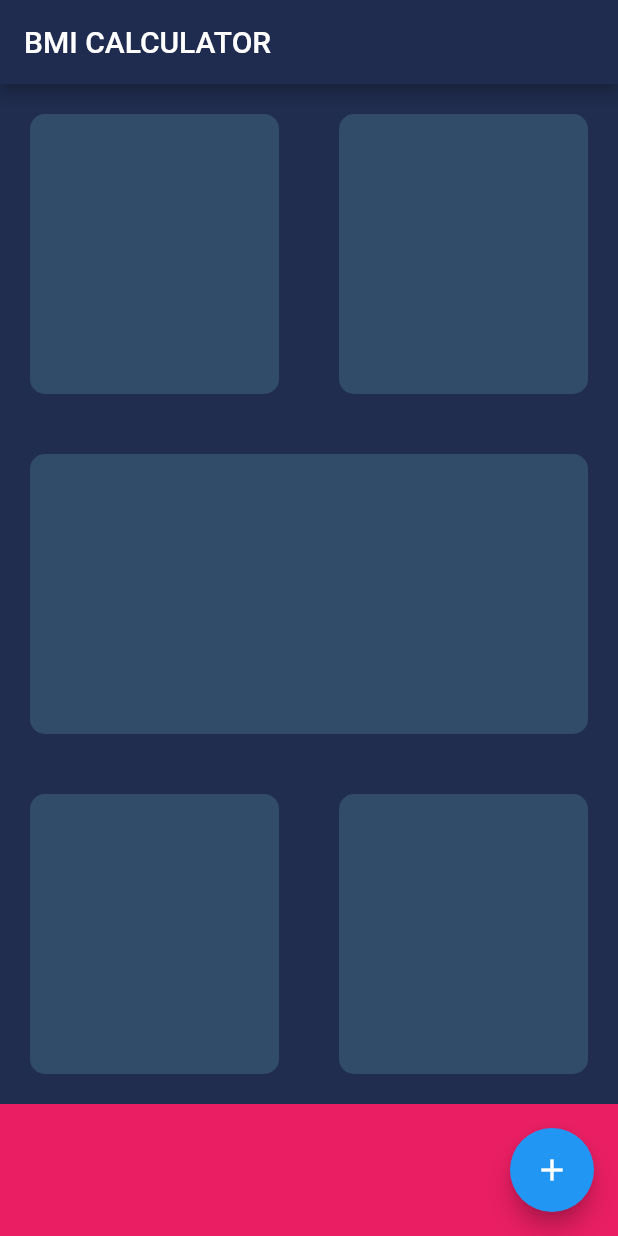
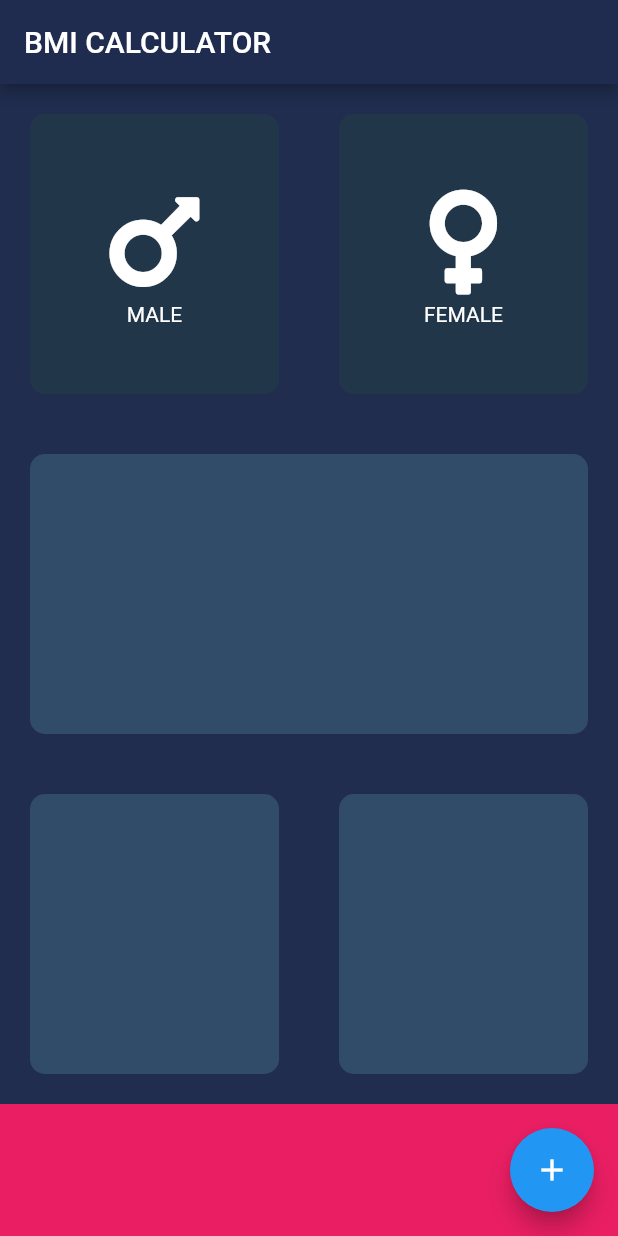
Before and after one commit to tinpay/flutter_study, a Flutter app: the screen it shows after launch, on a phone screen of 412 x 824 dp. Run offline on Flutter 3.47's test engine with Material 2 defaults, Android fonts, the phone set to English and light mode, and no system bars; our stand-ins replace font_awesome_flutter.

Commit message:
impl gender button

```diff
--- a/bmi-calculator-flutter/lib/input_page.dart
+++ b/bmi-calculator-flutter/lib/input_page.dart
@@ -1,11 +1,23 @@
 import 'package:flutter/material.dart';
+import 'package:font_awesome_flutter/font_awesome_flutter.dart';
 
 class InputPage extends StatefulWidget {
   @override
   _InputPageState createState() => _InputPageState();
 }
 
+const Color activeColor = Color(0xff314c68);
+const Color inactiveColor = Color(0xff223649);
+
+enum Gender {
+  None,
+  Male,
+  Female,
+}
+
 class _InputPageState extends State<InputPage> {
+  Gender gender = Gender.None;
+
   @override
   Widget build(BuildContext context) {
     return Scaffold(
@@ -18,25 +30,55 @@ class _InputPageState extends State<InputPage> {
             child: Row(
               children: <Widget>[
                 Expanded(
-                  child: ReusableCard(),
+                  child: GestureDetector(
+                    onTap: () {
+                      setState(() {
+                        gender = Gender.Male;
+                      });
+                    },
+                    child: ReusableCard(
+                      color:
+                          gender == Gender.Male ? activeColor : inactiveColor,
+                      cardChild: IconContent(
+                          icon: FontAwesomeIcons.mars, label: "MALE"),
+                    ),
+                  ),
                 ),
                 Expanded(
-                  child: ReusableCard(),
+                  child: GestureDetector(
+                    onTap: () {
+                      setState(() {
+                        gender = Gender.Female;
+                      });
+                    },
+                    child: ReusableCard(
+                      color:
+                          gender == Gender.Female ? activeColor : inactiveColor,
+                      cardChild: IconContent(
+                          icon: FontAwesomeIcons.venus, label: "FEMALE"),
+                    ),
+                  ),
                 )
               ],
             ),
           ),
           Expanded(
-            child: ReusableCard(),
+            child: ReusableCard(
+              color: activeColor,
+            ),
           ),
           Expanded(
             child: Row(
               children: <Widget>[
                 Expanded(
-                  child: ReusableCard(),
+                  child: ReusableCard(
+                    color: activeColor,
+                  ),
                 ),
                 Expanded(
-                  child: ReusableCard(),
+                  child: ReusableCard(
+                    color: activeColor,
+                  ),
                 )
               ],
             ),
@@ -57,18 +99,41 @@ class _InputPageState extends State<InputPage> {
   }
 }
 
+class IconContent extends StatelessWidget {
+  final IconData icon;
+  final String label;
+
+  IconContent({@required this.icon, @required this.label});
+
+  @override
+  Widget build(BuildContext context) {
+    return Column(
+      mainAxisAlignment: MainAxisAlignment.center,
+      children: <Widget>[
+        Icon(
+          icon,
+          size: 80,
+        ),
+        Text(label),
+      ],
+    );
+  }
+}
+
 class ReusableCard extends StatelessWidget {
-  const ReusableCard({
-    Key key,
-  }) : super(key: key);
+  final Color color;
+  final Widget cardChild;
+
+  ReusableCard({this.color, this.cardChild});
 
   @override
   Widget build(BuildContext context) {
     return Container(
+      child: cardChild,
 //                    color: Colors.grey,
       margin: EdgeInsets.all(20),
       decoration: BoxDecoration(
-        color: Color(0xff314c68),
+        color: color,
         borderRadius: BorderRadius.circular(10),
       ),
     );
--- a/bmi-calculator-flutter/pubspec.yaml
+++ b/bmi-calculator-flutter/pubspec.yaml
@@ -11,6 +11,7 @@ dependencies:
     sdk: flutter
 
   cupertino_icons: ^0.1.2
+  font_awesome_flutter: ^8.8.1
 
 dev_dependencies:
   flutter_test:
```
